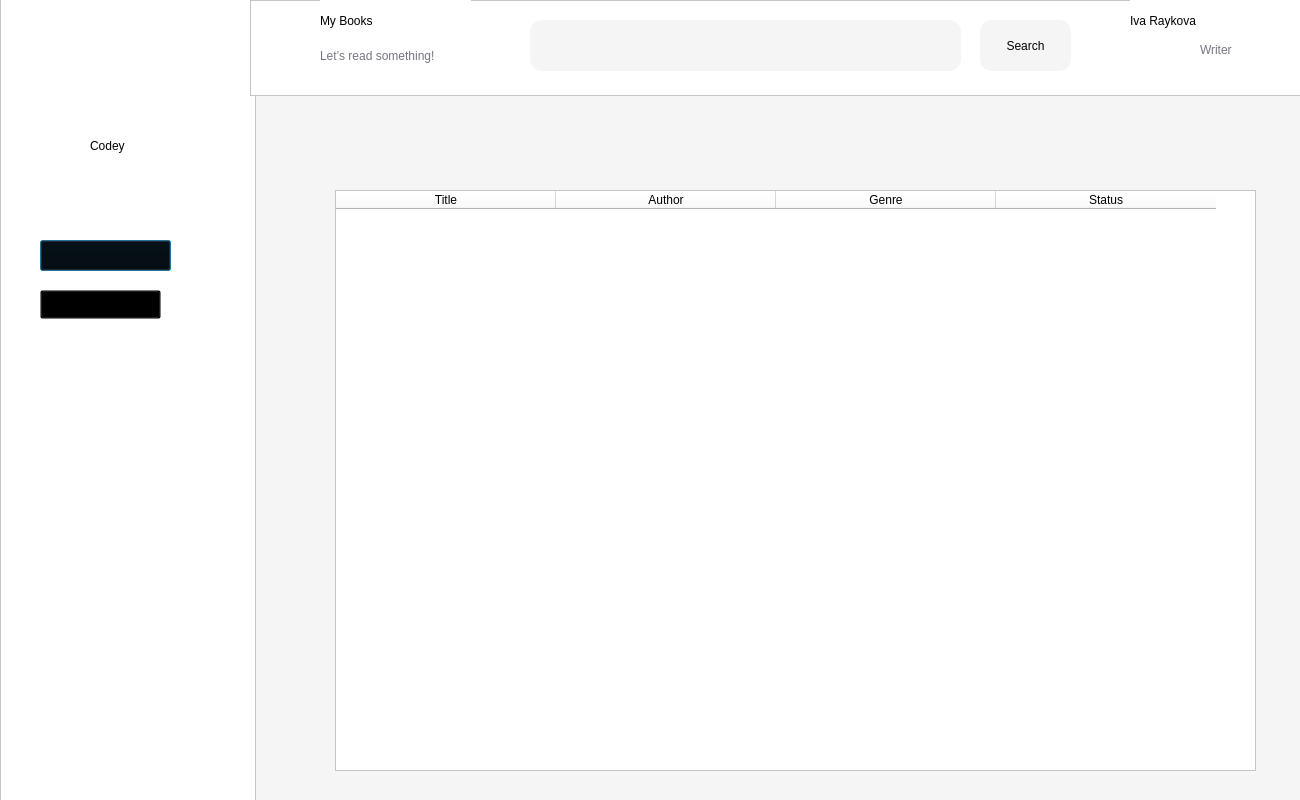
Above: codeyapp/presentationLayer/mybooks.ui from codingburgas/10grade-christmas-luck-codey before the change. Below: the same form after it.
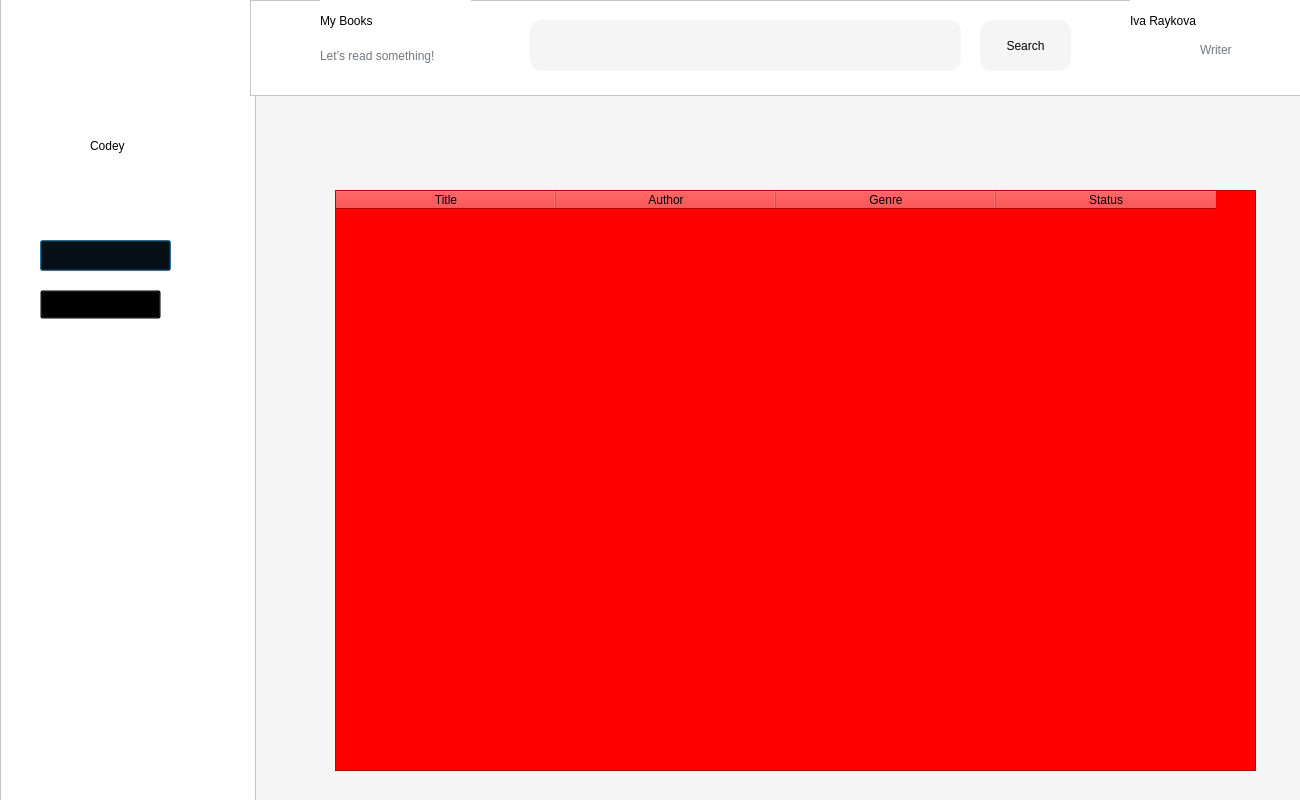
That is the form after the change. Icons and pictures are not drawn.

Diff of the .ui file:
```diff
--- a/codeyapp/presentationLayer/mybooks.ui
+++ b/codeyapp/presentationLayer/mybooks.ui
@@ -318,7 +318,7 @@
     <string/>
    </property>
    <property name="styleSheet">
-    <string notr="true">background-color: #ffffff;</string>
+    <string notr="true">background-color: #ff0000;</string>
    </property>
    <property name="editTriggers">
     <set>QAbstractItemView::EditTrigger::NoEditTriggers</set>
```
